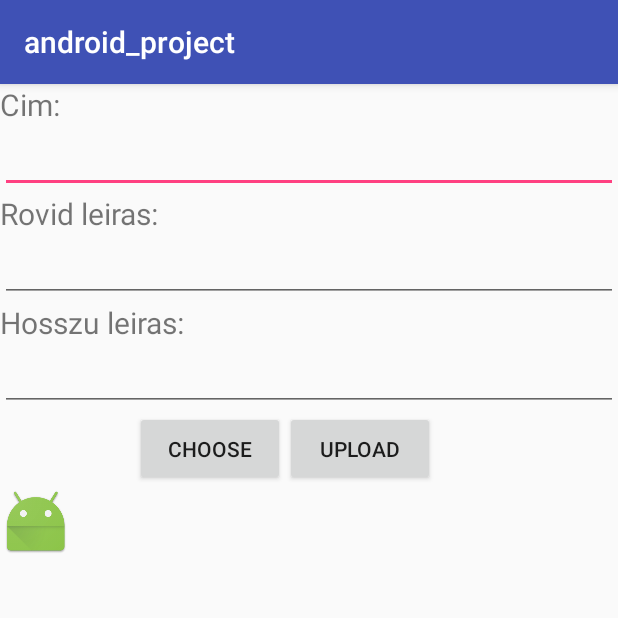
After one commit to nimrod10/Android-Project, an Android app: the HirdetesActivity screen opened directly, with no data from a screen before it, on a phone screen of 412 x 824 dp, the top half of it. The commit adds this screen. Run offline under Robolectric (Android 15) with nearby library versions, the phone set to English and light mode, and no system bars; our stand-ins replace Firebase (no records; nobody signed in at launch, a user with empty details on screens opened directly).

Commit message:
started implementing hirdetes

```diff
--- a/app/src/main/AndroidManifest.xml
+++ b/app/src/main/AndroidManifest.xml
@@ -20,7 +20,8 @@
         </activity>
         <activity android:name=".LoginActivity" />
         <activity android:name=".ProfileActivity" />
-        <activity android:name=".RegisterActivity"></activity>
+        <activity android:name=".RegisterActivity" />
+        <activity android:name=".HirdetesActivity"></activity>
     </application>
 
 </manifest>
--- /dev/null
+++ b/app/src/main/java/com/example/nimrod/android_project/HirdetesActivity.java
@@ -0,0 +1,204 @@
+package com.example.nimrod.android_project;
+
+import android.content.Intent;
+import android.graphics.Bitmap;
+import android.net.Uri;
+import android.os.Bundle;
+import android.provider.MediaStore;
+import android.support.annotation.NonNull;
+import android.support.v7.app.AppCompatActivity;
+import android.text.TextUtils;
+import android.view.View;
+import android.widget.Button;
+import android.widget.EditText;
+import android.widget.ImageView;
+import android.widget.Toast;
+
+import com.google.android.gms.tasks.OnCompleteListener;
+import com.google.android.gms.tasks.OnFailureListener;
+import com.google.android.gms.tasks.OnSuccessListener;
+import com.google.android.gms.tasks.Task;
+import com.google.firebase.auth.FirebaseAuth;
+import com.google.firebase.auth.FirebaseUser;
+import com.google.firebase.database.DatabaseReference;
+import com.google.firebase.database.FirebaseDatabase;
+import com.google.firebase.storage.FirebaseStorage;
+import com.google.firebase.storage.StorageReference;
+import com.google.firebase.storage.UploadTask;
+
+import java.io.IOException;
+import java.util.HashMap;
+
+public class HirdetesActivity extends AppCompatActivity implements View.OnClickListener {
+
+    private static final int GALLERY_RESULT_CODE = 123;
+    private Button uploadButton;
+
+    private EditText rovidLeiras;
+    private EditText hosszuLeiras;
+    private EditText cim;
+
+    private Button chooseButton;
+
+    private ImageView uploadImage;
+
+    private Uri filepath=null;
+
+    private FirebaseAuth firebaseAuth;
+    private DatabaseReference mDatabase;
+    private StorageReference mStorageRef;
+
+    private String kep="";
+
+    @Override
+    protected void onCreate(Bundle savedInstanceState) {
+        super.onCreate(savedInstanceState);
+        setContentView(R.layout.activity_hirdetes);
+
+        uploadButton = (Button) findViewById(R.id.uploadButton);
+
+        uploadButton.setOnClickListener(this);
+
+        chooseButton = (Button) findViewById(R.id.chooseButton);
+
+        chooseButton.setOnClickListener(this);
+
+        rovidLeiras = (EditText) findViewById(R.id.rovidLeiras);
+        hosszuLeiras = (EditText) findViewById(R.id.hosszuLeiras);
+        cim = (EditText) findViewById(R.id.cim);
+
+        firebaseAuth = FirebaseAuth.getInstance();
+        mDatabase = FirebaseDatabase.getInstance().getReference();
+        mStorageRef = FirebaseStorage.getInstance().getReference();
+
+        uploadImage = (ImageView) findViewById(R.id.uploadImage);
+    }
+
+    private void UploadToFirebase(String rovidLeirasSTR, String hosszuLeirasSTR, String cimSTR){
+        FirebaseUser user = firebaseAuth.getCurrentUser();
+        String userName = user.getEmail();
+        Hirdetes hirdetes = new Hirdetes(userName,cimSTR,rovidLeirasSTR,hosszuLeirasSTR,kep);
+
+        HashMap<String,String> dataMap = new HashMap<String,String>();
+        dataMap.put("User",hirdetes.author);
+        dataMap.put("Cim",hirdetes.cim);
+        dataMap.put("RovidLeiras", hirdetes.rovidLeiras);
+        dataMap.put("HosszuLeiras", hirdetes.hosszuLeiras);
+        dataMap.put("Kep",hirdetes.kep);
+
+        mDatabase.push().setValue(dataMap).addOnCompleteListener(new OnCompleteListener<Void>() {
+            @Override
+            public void onComplete(@NonNull Task<Void> task) {
+                if(task.isSuccessful()){
+
+                    Toast.makeText(HirdetesActivity.this, "Upload successful.", Toast.LENGTH_SHORT).show();
+                    finish();
+                    startActivity(new Intent(getApplicationContext(),ProfileActivity.class));
+                }else{
+
+                    Toast.makeText(HirdetesActivity.this, "Upload has failed.", Toast.LENGTH_SHORT).show();
+                }
+            }
+        });
+    }
+
+    private void UploadFile() {
+
+        final String rovidLeirasSTR = rovidLeiras.getText().toString().trim();
+        final String hosszuLeirasSTR = hosszuLeiras.getText().toString().trim();
+        final String cimSTR = cim.getText().toString().trim();
+
+        if (firebaseAuth.getCurrentUser() == null) {
+
+            Toast.makeText(this, "You're not logged in.", Toast.LENGTH_SHORT).show();
+            finish();
+            startActivity(new Intent(getApplicationContext(), LoginActivity.class));
+            return;
+        }
+
+        if (TextUtils.isEmpty(rovidLeirasSTR)) {
+            Toast.makeText(this, "Nincs rovid leiras!", Toast.LENGTH_SHORT).show();
+            return;
+        }
+
+        if (TextUtils.isEmpty(hosszuLeirasSTR)) {
+            Toast.makeText(this, "Nincs hosszu leiras!", Toast.LENGTH_SHORT).show();
+            return;
+        }
+
+        if (TextUtils.isEmpty(cimSTR)) {
+            Toast.makeText(this, "Nincs cim!", Toast.LENGTH_SHORT).show();
+            return;
+        }
+
+        if (filepath == null) {
+
+            kep = "";
+            UploadToFirebase(rovidLeirasSTR, hosszuLeirasSTR, cimSTR);
+
+        } else {
+
+            StorageReference riversRef = mStorageRef.child("images/rivers.jpg");
+
+            riversRef.putFile(filepath)
+                    .addOnSuccessListener(new OnSuccessListener<UploadTask.TaskSnapshot>() {
+                        @Override
+                        public void onSuccess(UploadTask.TaskSnapshot taskSnapshot) {
+                            // Get a URL to the uploaded content
+                            Uri downloadUrl = taskSnapshot.getDownloadUrl();
+                            kep = downloadUrl.toString();
+                            UploadToFirebase(rovidLeirasSTR,hosszuLeirasSTR,cimSTR);
+                        }
+                    })
+                    .addOnFailureListener(new OnFailureListener() {
+                        @Override
+                        public void onFailure(@NonNull Exception exception) {
+                            // Handle unsuccessful uploads
+                            // ...
+                        }
+                    });
+
+            // UploadFile();
+        }
+    }
+
+
+    private void SelectPicture(){
+
+        Intent galleryIntent = new Intent();
+        galleryIntent.setAction(Intent.ACTION_GET_CONTENT);
+        galleryIntent.setType("image/*");
+        startActivityForResult(galleryIntent, GALLERY_RESULT_CODE);
+
+    }
+    @Override
+    public void onClick(View v) {
+        if(uploadButton == v){
+            UploadFile();
+           // finish();
+            //startActivity(new Intent(getApplicationContext(), ProfileActivity.class));
+
+        }
+        if(chooseButton == v){
+
+            SelectPicture();
+
+        }
+    }
+
+    @Override
+    protected void onActivityResult(int requestCode, int resultCode, Intent data) {
+        super.onActivityResult(requestCode, resultCode, data);
+
+        if(requestCode == GALLERY_RESULT_CODE && resultCode == RESULT_OK){
+
+            filepath = data.getData();
+            try {
+                Bitmap bitmap = MediaStore.Images.Media.getBitmap(getContentResolver(),filepath);
+                uploadImage.setImageBitmap(bitmap);
+            } catch (IOException e) {
+                e.printStackTrace();
+            }
+        }
+    }
+}
--- /dev/null
+++ b/app/src/main/res/layout/activity_hirdetes.xml
@@ -0,0 +1,72 @@
+<?xml version="1.0" encoding="utf-8"?>
+<android.support.constraint.ConstraintLayout xmlns:android="http://schemas.android.com/apk/res/android"
+    xmlns:app="http://schemas.android.com/apk/res-auto"
+    xmlns:tools="http://schemas.android.com/tools"
+    android:layout_width="match_parent"
+    android:layout_height="match_parent"
+    tools:context="com.example.nimrod.android_project.HirdetesActivity">
+
+    <LinearLayout
+        android:layout_centerHorizontal="true"
+        android:layout_centerVertical="true"
+        android:orientation="vertical"
+        android:layout_width="match_parent"
+        android:layout_height="wrap_content">
+
+        <TextView
+            android:layout_width="match_parent"
+            android:layout_height="wrap_content"
+            android:text="Cim:"
+            android:textSize="20dp"/>
+        <EditText
+            android:layout_width="match_parent"
+            android:layout_height="wrap_content"
+            android:id="@+id/cim"/>
+        <TextView
+            android:layout_width="match_parent"
+            android:layout_height="wrap_content"
+            android:text="Rovid leiras:"
+            android:textSize="20dp"/>
+        <EditText
+            android:layout_width="match_parent"
+            android:layout_height="wrap_content"
+            android:id="@+id/rovidLeiras" />
+        <TextView
+            android:layout_width="match_parent"
+            android:layout_height="wrap_content"
+            android:text="Hosszu leiras:"
+            android:textSize="20dp"/>
+        <EditText
+            android:layout_width="match_parent"
+            android:layout_height="wrap_content"
+            android:id="@+id/hosszuLeiras"/>
+
+        <LinearLayout
+            android:layout_width="wrap_content"
+            android:layout_height="wrap_content"
+            android:orientation="horizontal">
+
+            <Button
+                android:id="@+id/chooseButton"
+                android:layout_width="100dp"
+                android:layout_height="50dp"
+                android:layout_marginLeft="90dp"
+                android:baselineAligned="false"
+                android:text="Choose" />
+
+            <Button
+                android:id="@+id/uploadButton"
+                android:layout_width="100dp"
+                android:layout_height="50dp"
+                android:text="Upload" />
+
+        </LinearLayout>
+        <ImageView
+            android:layout_width="wrap_content"
+            android:layout_height="wrap_content"
+            android:src="@mipmap/ic_launcher"
+            android:id="@+id/uploadImage"/>
+    </LinearLayout>
+
+
+</android.support.constraint.ConstraintLayout>
--- a/app/src/main/res/values/strings.xml
+++ b/app/src/main/res/values/strings.xml
@@ -1,4 +1,3 @@
 <resources>
     <string name="app_name">android_project</string>
-    <string name="facebook_application_id" translatable="false">173266459939446</string>
 </resources>
--- a/build.gradle
+++ b/build.gradle
@@ -5,11 +5,11 @@ buildscript {
         jcenter()
     }
     dependencies {
-        classpath 'com.android.tools.build:gradle:2.3.3'
+        classpath 'com.android.tools.build:gradle:3.0.1'
 
         // NOTE: Do not place your application dependencies here; they belong
         // in the individual module build.gradle files
-        classpath 'com.google.gms:google-services:3.0.0'
+        classpath 'com.google.gms:google-services:3.1.0'
     }
 }
 
--- /dev/null
+++ b/facebook/build.gradle
@@ -0,0 +1,2 @@
+configurations.maybeCreate("default")
+artifacts.add("default", file('facebook.aar'))
```
Also changed, not shown: app/build.gradle (+3 -4 lines), app/src/main/java/com/example/nimrod/android_project/Hirdetes.java (added, +78 -0 lines), app/src/main/java/com/example/nimrod/android_project/MainActivity.java (+2 -15 lines), app/src/main/java/com/example/nimrod/android_project/ProfileActivity.java (+8 -0 lines), app/src/main/res/layout/activity_profile.xml (+9 -2 lines), gradle/wrapper/gradle-wrapper.properties, 1 other file.
